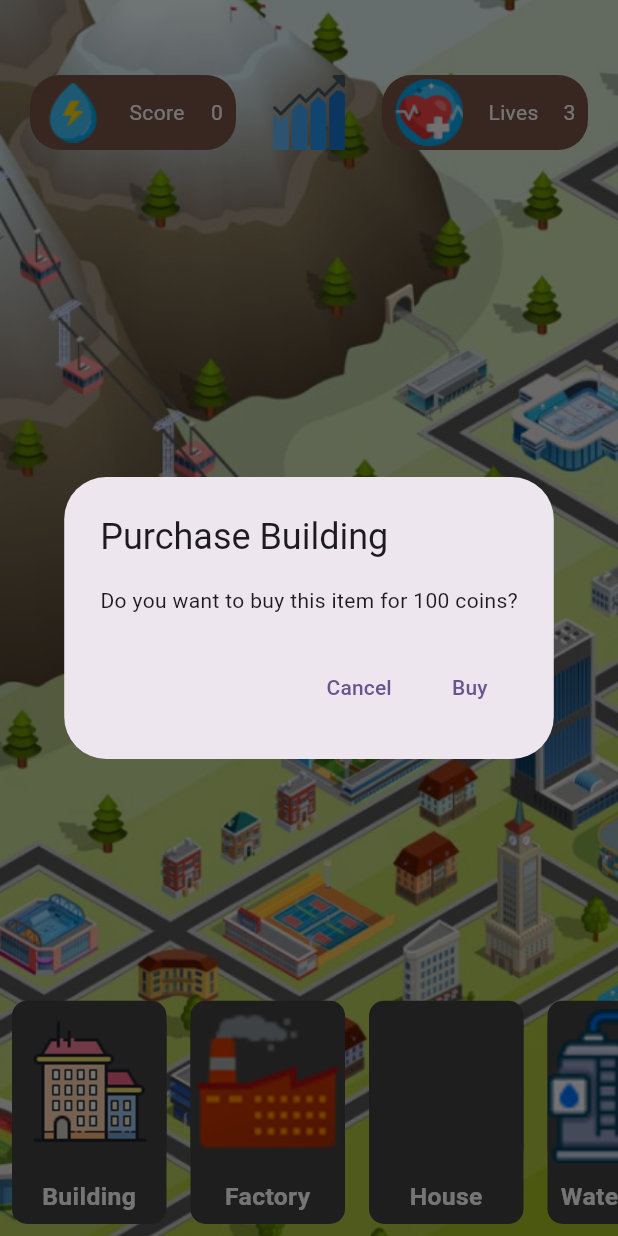
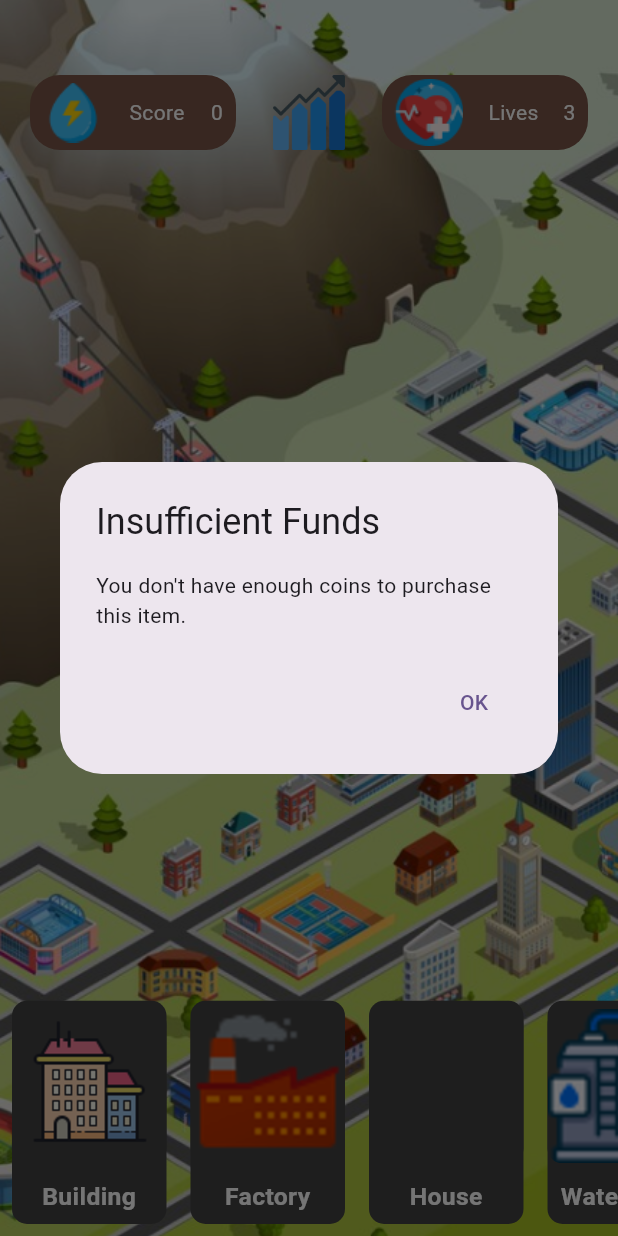
Before and after one commit to Pushpendra1001/WaterDropDash, a Flutter app: the CityMapScreen screen opened directly, after a tap on "Building", on a phone screen of 412 x 824 dp. Run offline on Flutter 3.47's test engine with Material 3 defaults, Android fonts, the phone set to English and light mode, and no system bars; our stand-ins replace audioplayers, cloud_firestore, firebase_auth, firebase_core, google_fonts, image_picker and 1 more; missing offline and left inert: flame, tflite_flutter; accounts and stored records are empty.

Commit message:
fixing bugs

```diff
--- a/lib/CityScreens/cityMapScreen.dart
+++ b/lib/CityScreens/cityMapScreen.dart
@@ -14,7 +14,7 @@ class CityMapScreen extends StatefulWidget {
 
 class _CityMapScreenState extends State<CityMapScreen> {
   List objects = [
-    {'shop': 'Building', 'image': 'assets/icons/building.png', 'price': 100},
+    {'shop': 'Building', 'image': 'assets/icons/building.png', 'price': 10},
     {'shop': 'Factory', 'image': 'assets/icons/factory.png', 'price': 200},
     {'shop': 'House', 'image': 'assets/icons/home.png', 'price': 300},
     {'shop': 'Water Tank', 'image': 'assets/icons/watertank.png', 'price': 400},
@@ -29,6 +29,12 @@ class _CityMapScreenState extends State<CityMapScreen> {
   bool isMoving = false;
 
   void _showPurchaseDialog(BuildContext context, Map<String, dynamic> object) {
+    final gameState = Provider.of<GameState>(context, listen: false);
+    int currentScore = gameState.mainGameScore;
+
+    if (currentScore < object['price']) {
+      _showInsufficientFundsDialog(context);
+    } else {
       showDialog(
         context: context,
         builder: (BuildContext context) {
@@ -38,18 +44,19 @@ class _CityMapScreenState extends State<CityMapScreen> {
             actions: [
               TextButton(
                 onPressed: () {
-                Navigator.of(context).pop(); // Close the dialog
+                  Navigator.of(context).pop();
                 },
                 child: Text('Cancel'),
               ),
               TextButton(
                 onPressed: () {
+                  gameState.decreaseMainGameScore(object['price']);
                   setState(() {
                     selectedItem = object;
-                  itemPosition = Offset(100, 100); // Initial position
+                    itemPosition = Offset(100, 100);
                     isMoving = true;
                   });
-                Navigator.of(context).pop(); // Close the dialog
+                  Navigator.of(context).pop();
                   _startTimer();
                 },
                 child: Text('Buy'),
@@ -59,7 +66,7 @@ class _CityMapScreenState extends State<CityMapScreen> {
         },
       );
     }
-
+  }
   void _startTimer() {
     _timer?.cancel();
     _timer = Timer(Duration(seconds: 10), () {
@@ -273,6 +280,26 @@ class _CityMapScreenState extends State<CityMapScreen> {
     );
   }
 
+  void _showInsufficientFundsDialog(BuildContext context) {
+    showDialog(
+      context: context,
+      builder: (BuildContext context) {
+        return AlertDialog(
+          title: Text('Insufficient Funds'),
+          content: Text('You don\'t have enough coins to purchase this item.'),
+          actions: [
+            TextButton(
+              onPressed: () {
+                Navigator.of(context).pop();
+              },
+              child: Text('OK'),
+            ),
+          ],
+        );
+      },
+    );
+  }
+
   Widget _buildDraggableItem(double itemSize) {
     return Stack(
       children: [
--- a/lib/GameMenuScreens/GameLevelScreen.dart
+++ b/lib/GameMenuScreens/GameLevelScreen.dart
@@ -1,5 +1,6 @@
 import 'package:flutter/material.dart';
 import 'package:provider/provider.dart';
+import 'package:waterdropdash/GameMenuScreens/ProgressScreen.dart';
 import 'package:waterdropdash/GameMenuScreens/ScannerScreen.dart';
 import 'package:waterdropdash/MainGameScreens/GamePlayingScreen.dart';
 import 'package:waterdropdash/MainGameScreens/LevelGoalScreen.dart';
@@ -44,7 +45,9 @@ class GameLevelScreen extends StatelessWidget {
                       ],
                     ),
                   ),
-                  Image.asset(("assets/TipS3.png"), height: 50,),
+                  InkWell(
+                    onTap: () => Navigator.push(context, MaterialPageRoute(builder: (context) => ProgressScreen(),)),
+                    child: Image.asset(("assets/TipS3.png"), height: 50,)),
                   Padding(
                     padding:  EdgeInsets.all(8.0),
                     child: Container(
--- a/lib/MainGameScreens/LevelGoalScreen.dart
+++ b/lib/MainGameScreens/LevelGoalScreen.dart
@@ -1,5 +1,6 @@
 import 'package:flutter/material.dart';
 import 'package:provider/provider.dart';
+import 'package:waterdropdash/GameMenuScreens/ProgressScreen.dart';
 import 'package:waterdropdash/GameMenuScreens/ScannerScreen.dart';
 import 'package:waterdropdash/MainGameScreens/GamePlayingScreen.dart';
 import 'package:waterdropdash/provider/GameState.dart';
@@ -45,7 +46,9 @@ class Levelgoalscreen extends StatelessWidget {
                       ],
                     ),
                   ),
-                  Image.asset(("assets/TipS3.png"), height: 50,),
+                  InkWell(
+                    onTap: () => Navigator.push(context, MaterialPageRoute(builder: (context) => ProgressScreen(),)),
+                    child: Image.asset(("assets/TipS3.png"), height: 50,)),
                   Padding(
                     padding:  EdgeInsets.all(8.0),
                     child: Container(
--- a/lib/MainGameScreens/RewardScreen.dart
+++ b/lib/MainGameScreens/RewardScreen.dart
@@ -14,7 +14,7 @@ class RewardScreen extends StatelessWidget {
   RewardScreen({required this.rewardAmount, this.badgeName = '', required this.game});
 
   bool _shouldAwardBadge() {
-    return _random.nextDouble() < 90; // 5% chance
+    return _random.nextDouble() < 0.5; // 5% chance
   }
 
   String _getRandomBadge() {
```
Also changed, not shown: lib/GameMenuScreens/GameSettingsScreen.dart (+3 -17 lines), lib/provider/GameState.dart (+7 -0 lines). Lines whose indentation alone changed are shown as unchanged.
